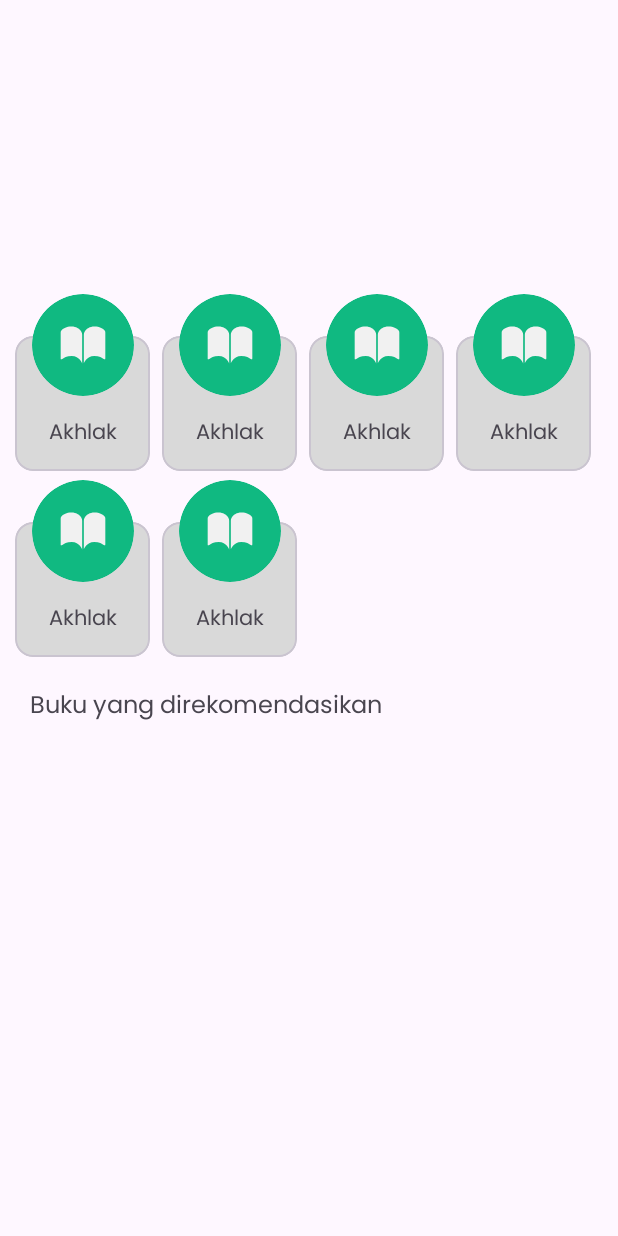
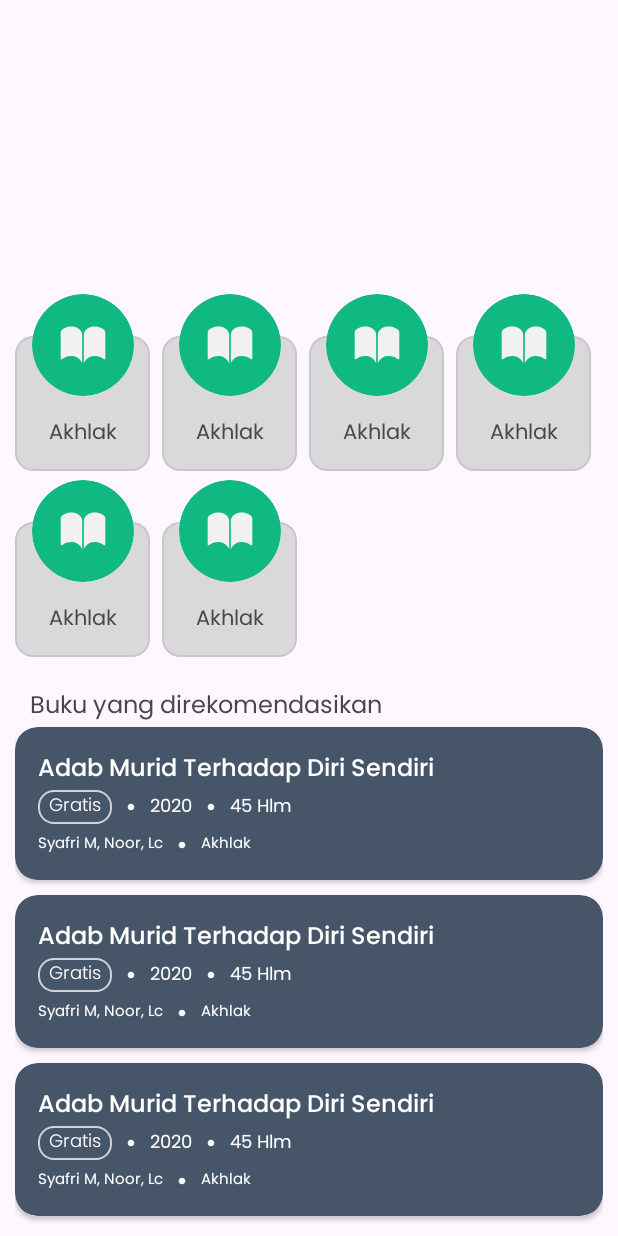
Before and after one commit to ridhogaa/Maktabah-YARSI, an Android app: the layout fragment_home.xml on its own in the app's theme, with its tools: preview values and no code run, on a phone screen of 412 x 824 dp. Run offline under Robolectric (Android 15) with nearby library versions, the phone set to English and light mode, and no system bars.

Commit message:
rekomendasi

```diff
--- /dev/null
+++ b/app/src/main/res/drawable/baseline_circle_24.xml
@@ -0,0 +1,5 @@
+<vector android:height="24dp" android:tint="@color/white"
+    android:viewportHeight="24" android:viewportWidth="24"
+    android:width="24dp" xmlns:android="http://schemas.android.com/apk/res/android">
+    <path android:fillColor="@android:color/white" android:pathData="M12,2C6.47,2 2,6.47 2,12s4.47,10 10,10 10,-4.47 10,-10S17.53,2 12,2z"/>
+</vector>
--- /dev/null
+++ b/app/src/main/res/drawable/rounded_recommendation.xml
@@ -0,0 +1,9 @@
+<?xml version="1.0" encoding="utf-8"?>
+<shape xmlns:android="http://schemas.android.com/apk/res/android"
+    android:shape="rectangle" >
+    <solid android:color="@color/grey_recommendation" />
+    <corners android:radius="10sp" />
+    <stroke
+        android:width="1dp"
+        android:color="@color/grey" />
+</shape>
--- a/app/src/main/res/layout/fragment_home.xml
+++ b/app/src/main/res/layout/fragment_home.xml
@@ -38,6 +38,7 @@
         tools:listitem="@layout/item_category" />
 
     <com.google.android.material.textview.MaterialTextView
+        android:id="@+id/tv_rekomendasi"
         android:layout_width="0dp"
         android:layout_height="wrap_content"
         android:layout_marginStart="20dp"
@@ -50,4 +51,16 @@
         app:layout_constraintStart_toStartOf="parent"
         app:layout_constraintTop_toBottomOf="@id/rv_category" />
 
+    <androidx.recyclerview.widget.RecyclerView
+        android:id="@+id/rv_rekomendasi"
+        android:layout_width="0dp"
+        android:layout_height="wrap_content"
+        android:layout_marginStart="10dp"
+        android:layout_marginEnd="10dp"
+        app:layoutManager="androidx.recyclerview.widget.GridLayoutManager"
+        app:layout_constraintEnd_toEndOf="parent"
+        app:layout_constraintStart_toStartOf="parent"
+        app:layout_constraintTop_toBottomOf="@id/tv_rekomendasi"
+        tools:listitem="@layout/item_recomendation" />
+
 </androidx.constraintlayout.widget.ConstraintLayout>
--- /dev/null
+++ b/app/src/main/res/layout/item_recomendation.xml
@@ -0,0 +1,171 @@
+<?xml version="1.0" encoding="utf-8"?>
+<androidx.cardview.widget.CardView xmlns:android="http://schemas.android.com/apk/res/android"
+    xmlns:tools="http://schemas.android.com/tools"
+    android:layout_width="match_parent"
+    android:layout_height="wrap_content"
+    android:layout_marginBottom="10dp"
+    xmlns:app="http://schemas.android.com/apk/res-auto"
+    app:cardBackgroundColor="@color/grey_recommendation"
+    app:cardCornerRadius="15dp">
+
+    <androidx.constraintlayout.widget.ConstraintLayout
+        android:layout_width="match_parent"
+        android:layout_height="match_parent"
+        android:padding="15dp">
+
+    <com.google.android.material.textview.MaterialTextView
+        android:id="@+id/tv_judul_buku"
+        android:layout_width="wrap_content"
+        android:layout_height="wrap_content"
+        android:text="@string/adab_murid_terhadap_diri_sendiri"
+        android:fontFamily="@font/poppins_medium"
+        android:textColor="@color/white"
+        android:textSize="16sp"
+        app:layout_constraintStart_toStartOf="parent"
+        app:layout_constraintTop_toTopOf="parent"
+        tools:ignore="MissingConstraints" />
+
+        <androidx.constraintlayout.widget.ConstraintLayout
+            android:id="@+id/group_rincian_buku"
+            android:layout_width="match_parent"
+            android:layout_height="wrap_content"
+            app:layout_constraintTop_toBottomOf="@id/tv_judul_buku"
+            >
+
+        <androidx.constraintlayout.widget.ConstraintLayout
+            android:id="@+id/cl_gratis"
+            android:layout_width="wrap_content"
+            android:layout_height="wrap_content"
+            android:background="@drawable/rounded_recommendation"
+            android:padding="1dp"
+            tools:ignore="MissingConstraints">
+
+            <com.google.android.material.textview.MaterialTextView
+                android:layout_width="wrap_content"
+                android:layout_height="wrap_content"
+                android:text="@string/gratis"
+                android:textColor="@color/white"
+                android:textSize="12sp"
+                android:fontFamily="@font/poppins_light"
+                android:layout_marginLeft="6dp"
+                android:layout_marginRight="6dp"
+                app:layout_constraintStart_toStartOf="parent"
+                app:layout_constraintEnd_toEndOf="parent"
+                app:layout_constraintTop_toTopOf="parent"
+                app:layout_constraintBottom_toBottomOf="parent"
+                tools:ignore="SmallSp" />
+
+        </androidx.constraintlayout.widget.ConstraintLayout>
+
+        <com.google.android.material.imageview.ShapeableImageView
+            android:id="@+id/circle_one"
+            android:layout_width="5dp"
+            android:layout_height="5dp"
+            android:src="@drawable/baseline_circle_24"
+            android:layout_marginStart="10dp"
+            android:layout_marginEnd="5dp"
+            app:layout_constraintTop_toTopOf="parent"
+            app:layout_constraintBottom_toBottomOf="parent"
+            app:layout_constraintStart_toEndOf="@id/cl_gratis"
+            app:layout_constraintEnd_toStartOf="@id/tv_tahun"/>
+
+            <com.google.android.material.textview.MaterialTextView
+                android:id="@+id/tv_tahun"
+                android:layout_width="wrap_content"
+                android:layout_height="wrap_content"
+                android:text="2020"
+                android:fontFamily="@font/poppins_regular"
+                android:textColor="@color/white"
+                android:textSize="12sp"
+                android:layout_marginStart="10dp"
+                app:layout_constraintStart_toEndOf="@id/circle_one"
+                app:layout_constraintTop_toTopOf="parent"
+                app:layout_constraintBottom_toBottomOf="parent"
+                tools:ignore="HardcodedText,MissingConstraints" />
+
+            <com.google.android.material.imageview.ShapeableImageView
+            android:id="@+id/circle_two"
+            android:layout_width="5dp"
+            android:layout_height="5dp"
+            android:src="@drawable/baseline_circle_24"
+            android:layout_marginStart="10dp"
+            android:layout_marginEnd="5dp"
+            app:layout_constraintTop_toTopOf="parent"
+            app:layout_constraintBottom_toBottomOf="parent"
+            app:layout_constraintStart_toEndOf="@id/tv_tahun" />
+
+            <com.google.android.material.textview.MaterialTextView
+                android:id="@+id/tv_halaman"
+                android:layout_width="wrap_content"
+                android:layout_height="wrap_content"
+                android:text="45 Hlm"
+                android:fontFamily="@font/poppins_regular"
+                android:textColor="@color/white"
+                android:textSize="12sp"
+                android:layout_marginStart="10dp"
+                app:layout_constraintStart_toEndOf="@id/circle_two"
+                app:layout_constraintTop_toTopOf="parent"
+                app:layout_constraintBottom_toBottomOf="parent"
+                tools:ignore="HardcodedText,MissingConstraints" />
+
+        </androidx.constraintlayout.widget.ConstraintLayout>
+
+    <androidx.constraintlayout.widget.ConstraintLayout
+        android:id="@+id/group_pencipta"
+        android:layout_width="match_parent"
+        android:layout_height="wrap_content"
+        android:layout_marginTop="5dp"
+        app:layout_constraintTop_toBottomOf="@id/group_rincian_buku"
+        tools:ignore="ExtraText">
+
+        <com.google.android.material.textview.MaterialTextView
+            android:id="@+id/tv_pencipta"
+            android:layout_width="wrap_content"
+            android:layout_height="wrap_content"
+            android:text="@string/syafri_m_noor_lc"
+            android:fontFamily="@font/poppins_regular"
+            android:textColor="@color/white"
+            android:textSize="10sp"
+            android:layout_marginStart="10dp"
+            app:layout_constraintTop_toTopOf="parent"
+            app:layout_constraintBottom_toBottomOf="parent"
+            tools:ignore="MissingConstraints,SmallSp" />
+
+        <com.google.android.material.imageview.ShapeableImageView
+            android:id="@+id/circle_three"
+            android:layout_width="5dp"
+            android:layout_height="5dp"
+            android:src="@drawable/baseline_circle_24"
+            android:layout_marginStart="10dp"
+            android:layout_marginEnd="5dp"
+            app:layout_constraintTop_toTopOf="parent"
+            app:layout_constraintBottom_toBottomOf="parent"
+            app:layout_constraintStart_toEndOf="@id/tv_pencipta"/> />
+
+        <com.google.android.material.textview.MaterialTextView
+            android:id="@+id/tv_kategori"
+            android:layout_width="wrap_content"
+            android:layout_height="wrap_content"
+            android:text="@string/akhlak"
+            android:fontFamily="@font/poppins_regular"
+            android:textColor="@color/white"
+            android:textSize="10sp"
+            android:layout_marginStart="10dp"
+            app:layout_constraintStart_toEndOf="@id/circle_three"
+            app:layout_constraintTop_toTopOf="parent"
+            app:layout_constraintBottom_toBottomOf="parent"
+            tools:ignore="MissingConstraints,SmallSp" />
+
+    </androidx.constraintlayout.widget.ConstraintLayout>
+
+
+    </androidx.constraintlayout.widget.ConstraintLayout>
+
+
+
+
+
+
+
+
+</androidx.cardview.widget.CardView>
--- a/app/src/main/res/values/colors.xml
+++ b/app/src/main/res/values/colors.xml
@@ -6,4 +6,5 @@
     <color name="lavender">#8692f7</color>
     <color name="grey">#d2d2d2</color>
     <color name="grey_category">#D9D9D9</color>
+    <color name="grey_recommendation">#475569</color>
 </resources>
--- a/app/src/main/res/values/strings.xml
+++ b/app/src/main/res/values/strings.xml
@@ -2,4 +2,8 @@
     <string name="app_name">Maktabah YARSI</string>
     <string name="maktabah_yarsi_splash">مكتبة يرسي \t\nMaktabah YARSI</string>
     <string name="maktabah_arab">مكتبة يرسي</string>
+    <string name="adab_murid_terhadap_diri_sendiri">Adab Murid Terhadap Diri Sendiri</string>
+    <string name="gratis">Gratis</string>
+    <string name="syafri_m_noor_lc">Syafri M, Noor, Lc</string>
+    <string name="akhlak">Akhlak</string>
 </resources>
```
